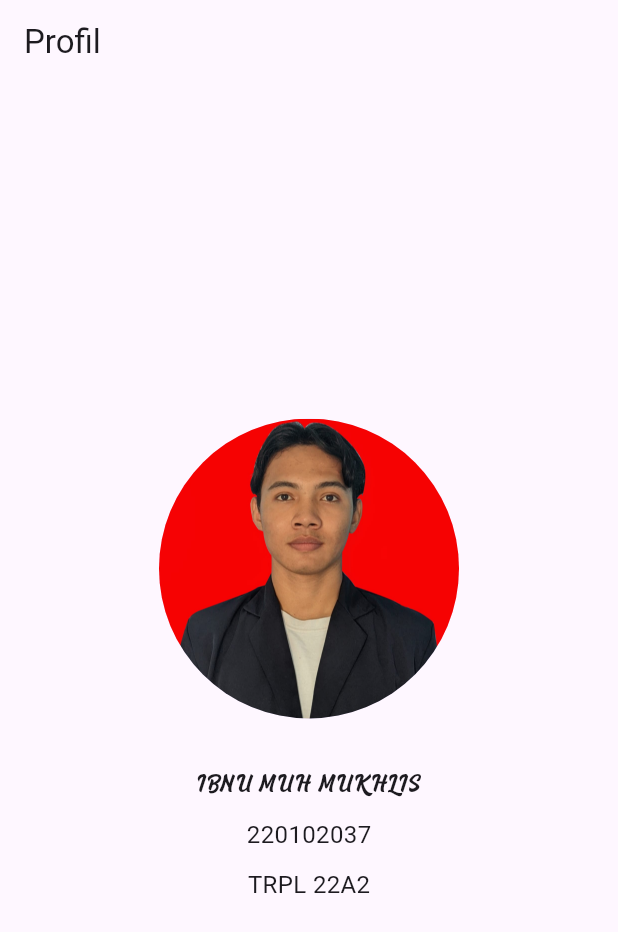
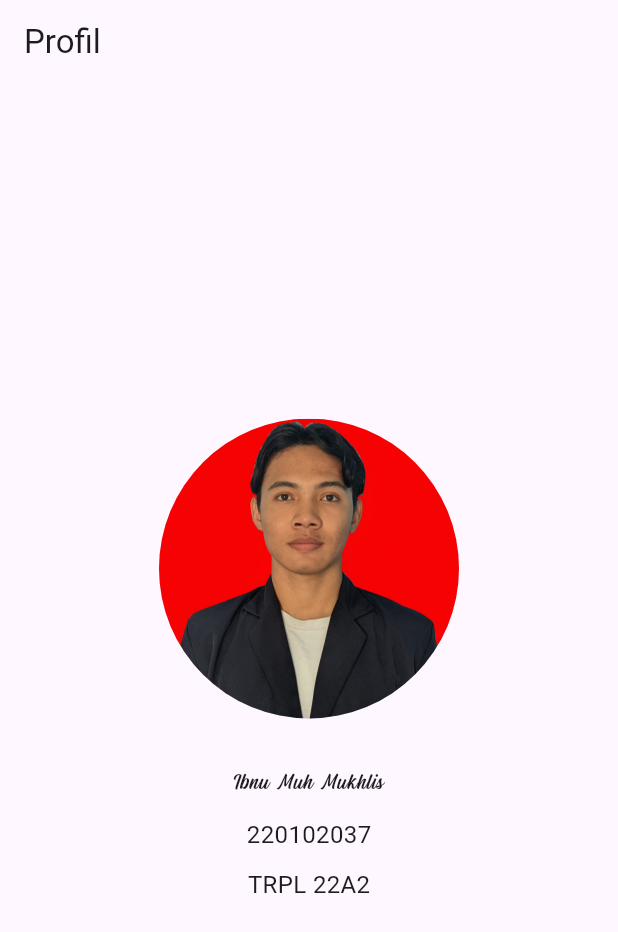
Before and after one commit to 10ibnu/myapp, a Flutter app: the screen it shows after launch, on a phone screen of 412 x 824 dp. Shown: the top 932 px of the screen. Run offline on Flutter 3.47's test engine with Material 3 defaults, Android fonts, the phone set to English and light mode, and no system bars.

```diff
--- a/lib/Tugas_profile_with_asset/profile_asset.dart
+++ b/lib/Tugas_profile_with_asset/profile_asset.dart
@@ -18,7 +18,7 @@ class ProfileDetail extends StatelessWidget {
                 ),
                 const SizedBox(height: 30),
                 const Text(
-                  'IBNU MUH MUKHLIS',
+                  'Ibnu Muh Mukhlis',
                   style: TextStyle(fontSize: 18, fontFamily: 'Raphtalia'),
                 ),
                 const SizedBox(height: 10),
--- a/pubspec.yaml
+++ b/pubspec.yaml
@@ -94,4 +94,4 @@ flutter:
   fonts:
     - family: Raphtalia
       fonts:
-        - asset: assets/fonts/Raphtalia Personal Use.ttf
+        - asset: assets/fonts/Raphtalia.otf
```
Also changed, not shown: assets/fonts/Raphtalia.otf (added), assets/fonts/rrr.ttf (renamed from assets/fonts/Raphtalia Personal Use.ttf).
